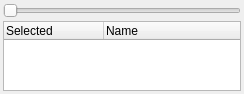
exxaxxxx/qmapshack, file src/qmapshack/poi/IPoiPropSetup.ui: the form before one commit.
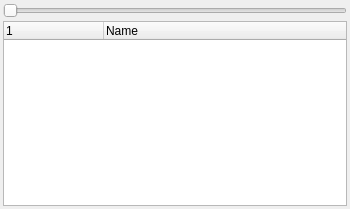
The form after the commit.

Commit message:
[QMS-809] Improve POI category selection initial layout
- replace first column's heading "Selected" by an empty string
- adjust first column to it's content, making it's width fixed and as small as necessary
- resize second column to it's content, showing a horizontal scrollbar as needed

Diff of the .ui file:
```diff
--- a/src/qmapshack/poi/IPoiPropSetup.ui
+++ b/src/qmapshack/poi/IPoiPropSetup.ui
@@ -6,8 +6,8 @@
    <rect>
     <x>0</x>
     <y>0</y>
-    <width>244</width>
-    <height>94</height>
+    <width>350</width>
+    <height>209</height>
    </rect>
   </property>
   <property name="windowTitle">
@@ -52,7 +52,7 @@
      </property>
      <column>
       <property name="text">
-       <string>Selected</string>
+       <string notr="true"/>
       </property>
      </column>
      <column>
```
The commit also changes 2 other files.
